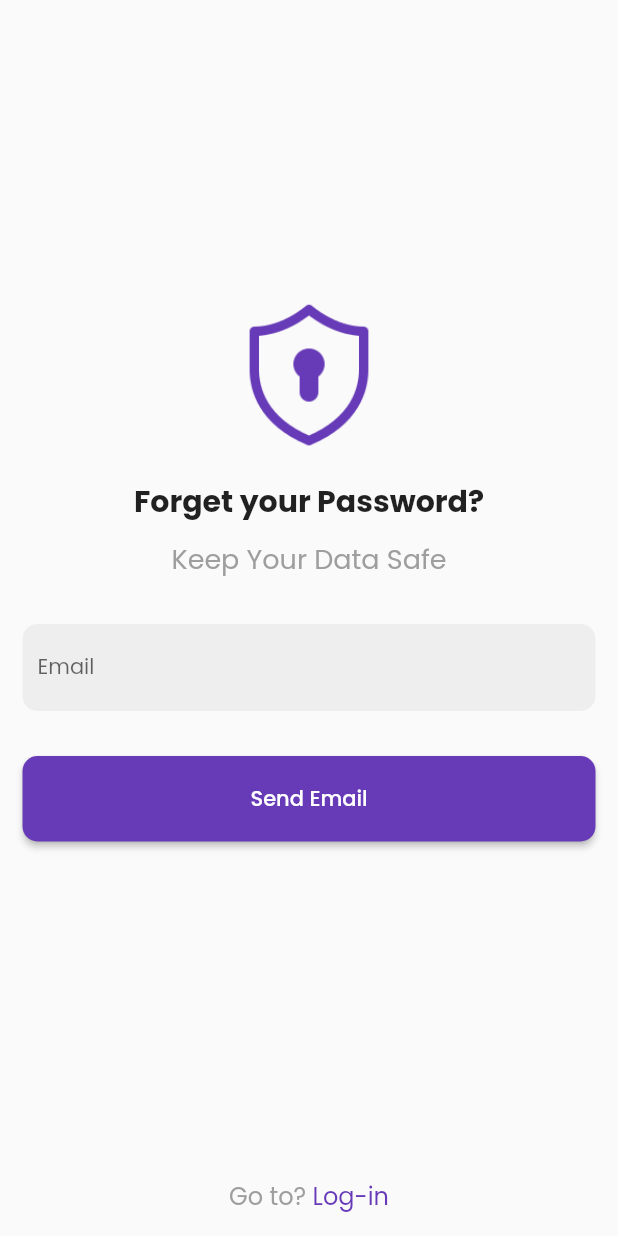
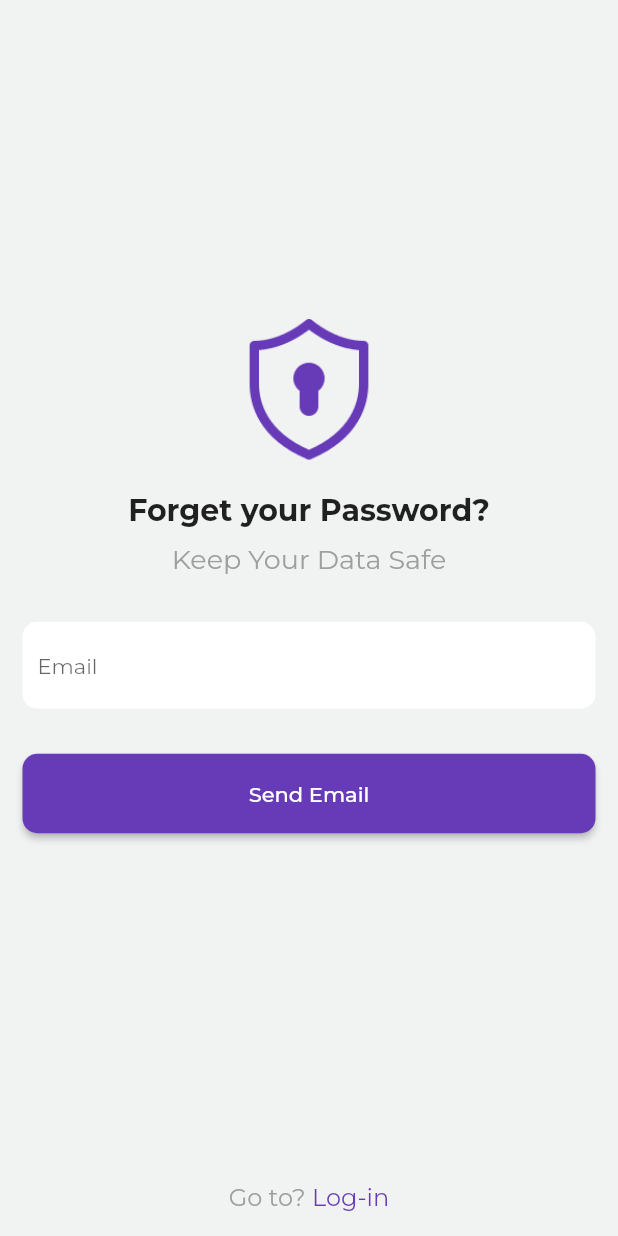
Before and after one commit to Naawaal/chatter, a Flutter app: the screen it shows after launch, after a tap on "Forgert Password?", on a phone screen of 412 x 824 dp. Run offline on Flutter 3.47's test engine with Material 2 defaults, Android fonts, the phone set to English and light mode, and no system bars; our stand-ins replace google_fonts.

Commit message:
implementation of light & dark theme

```diff
--- a/lib/app.dart
+++ b/lib/app.dart
@@ -1,5 +1,5 @@
+import 'package:chatter/utils/app_theme.dart';
 import 'package:flutter/material.dart';
-import 'package:google_fonts/google_fonts.dart';
 
 import 'features/authentication/views/screen/login_screen.dart';
 
@@ -10,9 +10,8 @@ class ChatterBox extends StatelessWidget {
   Widget build(BuildContext context) {
     return MaterialApp(
       debugShowCheckedModeBanner: false,
-      theme: ThemeData(
-        fontFamily: GoogleFonts.poppins().fontFamily,
-      ),
+      theme: AppTheme().lightPalette,
+      darkTheme: AppTheme().darkPalette,
       home: const LoginScreen(),
     );
   }
--- a/lib/features/authentication/views/screen/forget_password.dart
+++ b/lib/features/authentication/views/screen/forget_password.dart
@@ -108,11 +108,11 @@ class ForgetScreen extends StatelessWidget {
             Navigator.push(context,
                 MaterialPageRoute(builder: ((context) => const LoginScreen())));
           },
-          child: const Text(
+          child: Text(
             'Log-in',
             style: TextStyle(
               fontSize: 16,
-              color: Colors.deepPurple,
+              color: Theme.of(context).colorScheme.primary,
             ),
           ),
         ),
--- a/lib/features/authentication/views/screen/login_screen.dart
+++ b/lib/features/authentication/views/screen/login_screen.dart
@@ -104,9 +104,11 @@ class LoginScreen extends StatelessWidget {
         Navigator.push(context,
             MaterialPageRoute(builder: ((context) => const ForgetScreen())));
       },
-      child: const Text(
+      child: Text(
         'Forgert Password?',
-        style: TextStyle(color: Colors.deepPurple),
+        style: TextStyle(
+          color: Theme.of(context).colorScheme.primary,
+        ),
       ),
     );
   }
@@ -130,11 +132,11 @@ class LoginScreen extends StatelessWidget {
                 MaterialPageRoute(
                     builder: ((context) => const RegisterScreen())));
           },
-          child: const Text(
+          child: Text(
             'Register',
             style: TextStyle(
               fontSize: 16,
-              color: Colors.deepPurple,
+              color: Theme.of(context).colorScheme.primary,
             ),
           ),
         ),
--- a/lib/features/authentication/views/screen/register.dart
+++ b/lib/features/authentication/views/screen/register.dart
@@ -116,11 +116,11 @@ class RegisterScreen extends StatelessWidget {
             Navigator.push(context,
                 MaterialPageRoute(builder: ((context) => const LoginScreen())));
           },
-          child: const Text(
+          child: Text(
             'Log-in',
             style: TextStyle(
               fontSize: 16,
-              color: Colors.deepPurple,
+              color: Theme.of(context).colorScheme.primary,
             ),
           ),
         ),
--- a/lib/features/shared/widgets/app_button.dart
+++ b/lib/features/shared/widgets/app_button.dart
@@ -13,7 +13,7 @@ class AppButton extends StatelessWidget {
   Widget build(BuildContext context) {
     return MaterialButton(
       onPressed: onPressed,
-      color: Colors.deepPurple,
+      color: Theme.of(context).colorScheme.primary,
       padding: const EdgeInsets.all(18),
       shape: RoundedRectangleBorder(
         borderRadius: BorderRadius.circular(10),
--- a/lib/features/shared/widgets/app_input.dart
+++ b/lib/features/shared/widgets/app_input.dart
@@ -14,7 +14,7 @@ class AppInput extends StatelessWidget {
     return Container(
       decoration: BoxDecoration(
         borderRadius: BorderRadius.circular(10),
-        color: Colors.grey[200],
+        color: Theme.of(context).colorScheme.background,
       ),
       padding: const EdgeInsets.symmetric(horizontal: 10, vertical: 5),
       child: TextFormField(
--- /dev/null
+++ b/lib/utils/app_theme.dart
@@ -0,0 +1,27 @@
+import 'package:flutter/material.dart';
+import 'package:google_fonts/google_fonts.dart';
+
+class AppTheme {
+  ThemeData get lightPalette {
+    return ThemeData(
+      brightness: Brightness.light,
+      scaffoldBackgroundColor: const Color(0xfff1f2f2),
+      fontFamily: GoogleFonts.montserrat().fontFamily,
+      colorScheme: ThemeData(brightness: Brightness.light)
+          .colorScheme
+          .copyWith(background: Colors.white, primary: Colors.deepPurple),
+    );
+  }
+
+  get darkPalette => null;
+}
+
+ThemeData get darkPalette {
+  return ThemeData(
+    brightness: Brightness.dark,
+    fontFamily: GoogleFonts.poppins().fontFamily,
+    colorScheme: ThemeData(brightness: Brightness.dark).colorScheme.copyWith(
+          background: const Color(0xff212121),
+        ),
+  );
+}
```
